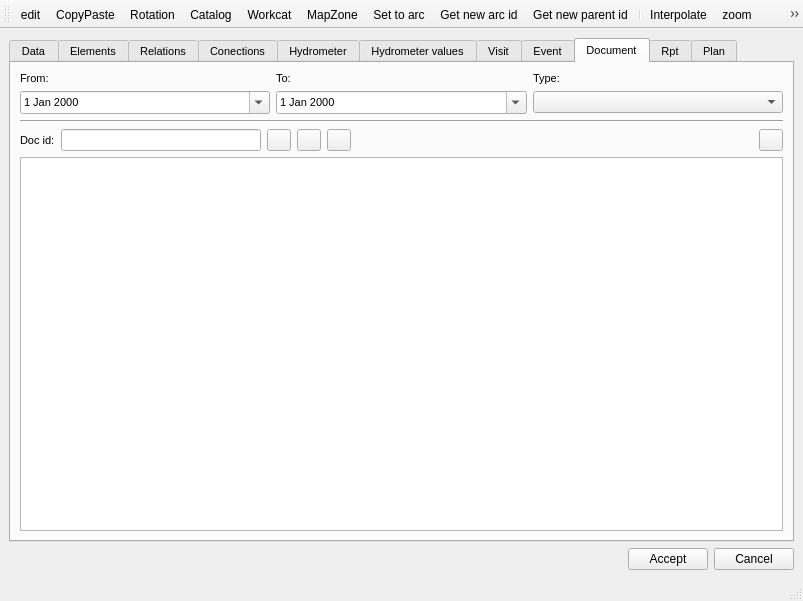
Above: core/ui/toolbars/basic/info_feature.ui from Giswater/giswater_qgis_plugin before the change. Below: the same form after it.
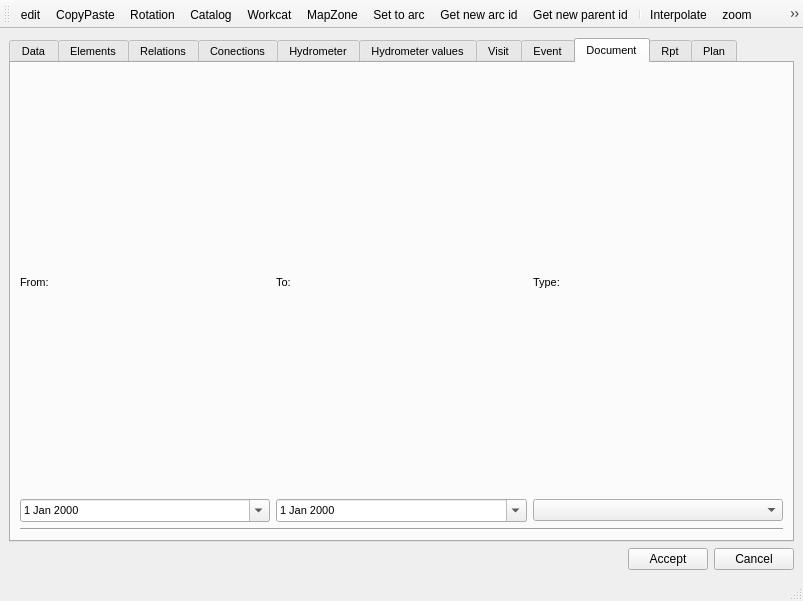
That is the form after the change. The open tabs and pages were chosen to show the change. Icons and pictures are not drawn.

The edit to the form file:
```diff
--- a/core/ui/toolbars/basic/info_feature.ui
+++ b/core/ui/toolbars/basic/info_feature.ui
@@ -626,141 +626,8 @@
           </item>
          </layout>
         </item>
-        <item row="6" column="0">
-         <widget class="QTableView" name="tbl_document">
-          <property name="sortingEnabled">
-           <bool>true</bool>
-          </property>
-         </widget>
-        </item>
-        <item row="5" column="0">
-         <layout class="QHBoxLayout" name="horizontalLayout_6">
-          <property name="topMargin">
-           <number>0</number>
-          </property>
-          <item>
-           <widget class="QLabel" name="label_7">
-            <property name="text">
-             <string>Doc id:</string>
-            </property>
-           </widget>
-          </item>
-          <item>
-           <widget class="QLineEdit" name="doc_id">
-            <property name="maximumSize">
-             <size>
-              <width>200</width>
-              <height>16777215</height>
-             </size>
-            </property>
-           </widget>
-          </item>
-          <item>
-           <widget class="QPushButton" name="btn_doc_insert">
-            <property name="maximumSize">
-             <size>
-              <width>24</width>
-              <height>24</height>
-             </size>
-            </property>
-            <property name="text">
-             <string/>
-            </property>
-            <property name="icon">
-             <iconset>
-              <normaloff>../icons/111b.png</normaloff>../icons/111b.png</iconset>
-            </property>
-            <property name="iconSize">
-             <size>
-              <width>22</width>
-              <height>22</height>
-             </size>
-            </property>
-           </widget>
-          </item>
-          <item>
-           <widget class="QPushButton" name="btn_doc_delete">
-            <property name="maximumSize">
-             <size>
-              <width>24</width>
-              <height>24</height>
-             </size>
-            </property>
-            <property name="text">
-             <string/>
-            </property>
-            <property name="icon">
-             <iconset>
-              <normaloff>../icons/112b.png</normaloff>../icons/112b.png</iconset>
-            </property>
-            <property name="iconSize">
-             <size>
-              <width>22</width>
-              <height>22</height>
-             </size>
-            </property>
-           </widget>
-          </item>
-          <item>
-           <widget class="QPushButton" name="btn_doc_new">
-            <property name="maximumSize">
-             <size>
-              <width>24</width>
-              <height>24</height>
-             </size>
-            </property>
-            <property name="text">
-             <string/>
-            </property>
-            <property name="icon">
-             <iconset>
-              <normaloff>../icons/131b.png</normaloff>../icons/131b.png</iconset>
-            </property>
-            <property name="iconSize">
-             <size>
-              <width>22</width>
-              <height>22</height>
-             </size>
-            </property>
-           </widget>
-          </item>
-          <item>
-           <spacer name="horizontalSpacer_3">
-            <property name="orientation">
-             <enum>Qt::Horizontal</enum>
-            </property>
-            <property name="sizeHint" stdset="0">
-             <size>
-              <width>40</width>
-              <height>20</height>
-             </size>
-            </property>
-           </spacer>
-          </item>
-          <item>
-           <widget class="QPushButton" name="btn_open_doc">
-            <property name="maximumSize">
-             <size>
-              <width>24</width>
-              <height>24</height>
-             </size>
-            </property>
-            <property name="text">
-             <string/>
-            </property>
-            <property name="icon">
-             <iconset>
-              <normaloff>../icons/170b.png</normaloff>../icons/170b.png</iconset>
-            </property>
-            <property name="iconSize">
-             <size>
-              <width>22</width>
-              <height>22</height>
-             </size>
-            </property>
-           </widget>
-          </item>
-         </layout>
+        <item row="0" column="0">
+         <layout class="QGridLayout" name="lyt_documents_1"/>
         </item>
         <item row="4" column="0">
          <widget class="Line" name="line">
```
Left out of the diff: 3 changed lines with no effect on the pictures.
